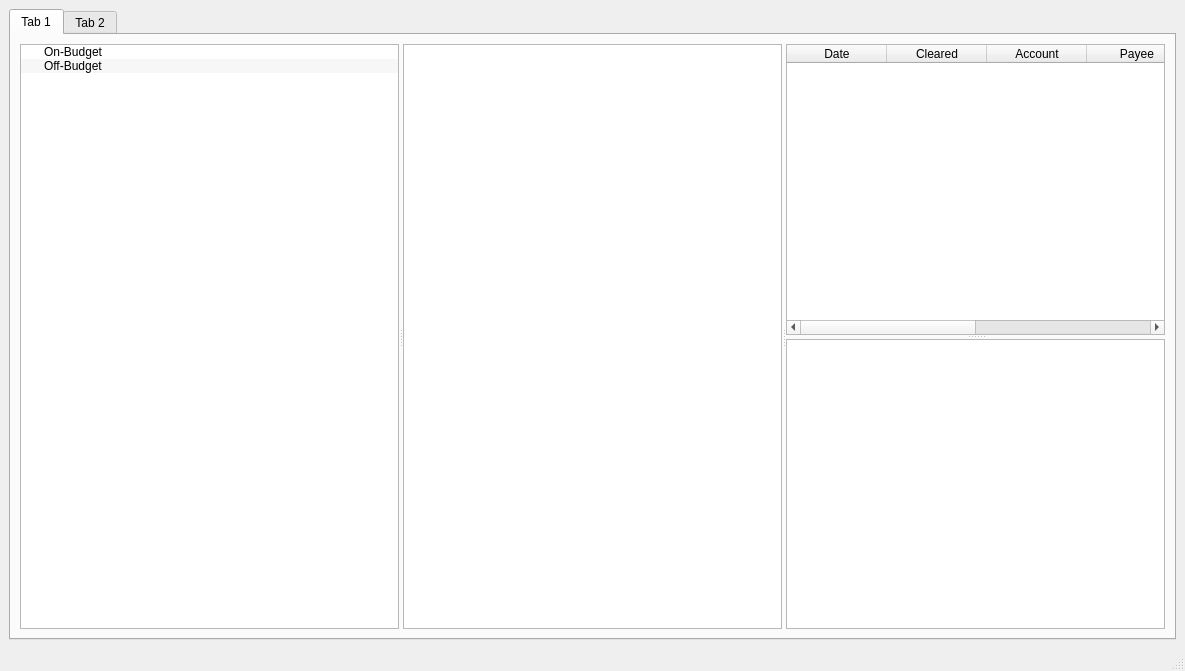
The window that gui/mainwindow.ui (upstreammuse/cashpiles) describes before a commit, drawn with Qt 5.
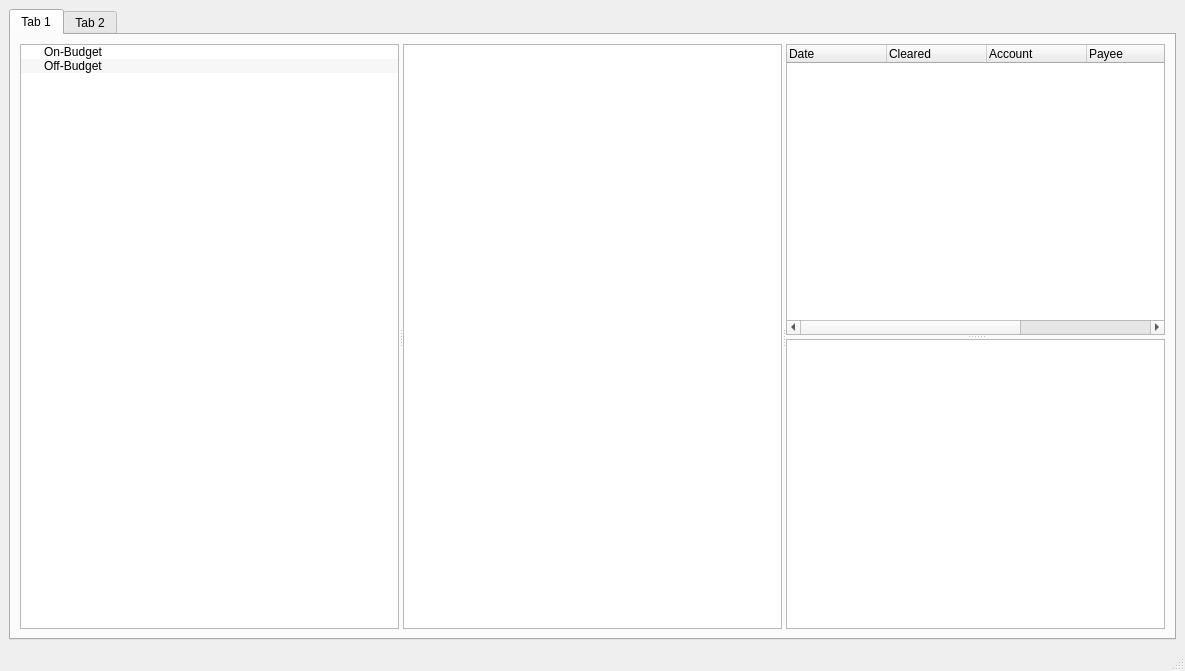
The same window after the commit.

Commit message: Much nicer transaction list

```diff
--- a/gui/mainwindow.ui
+++ b/gui/mainwindow.ui
@@ -66,19 +66,10 @@
            <property name="orientation">
             <enum>Qt::Vertical</enum>
            </property>
-           <widget class="QTableWidget" name="transactions">
+           <widget class="QTreeWidget" name="transactions">
             <property name="alternatingRowColors">
              <bool>true</bool>
             </property>
-            <property name="showGrid">
-             <bool>false</bool>
-            </property>
-            <property name="wordWrap">
-             <bool>false</bool>
-            </property>
-            <attribute name="verticalHeaderVisible">
-             <bool>false</bool>
-            </attribute>
             <column>
              <property name="text">
               <string>Date</string>
```
Left out of the diff: 3 changed lines with no effect on the pictures. The commit also changes 2 other files.
